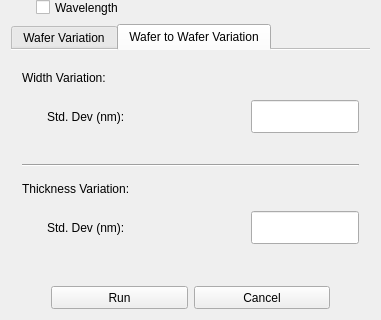
Qt form klayout_dot_config/python/SiEPIC/files/monte_carlo_gui.ui (SiEPIC/SiEPIC-Tools) before a commit; both pictures show x 0 to 381 and y 210 to 530 of the 381 by 530 pixel window.
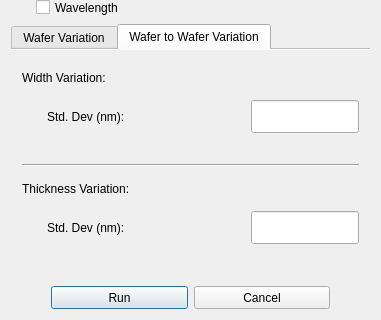
The same form after that commit.

Patch:
```diff
--- a/klayout_dot_config/python/SiEPIC/files/monte_carlo_gui.ui
+++ b/klayout_dot_config/python/SiEPIC/files/monte_carlo_gui.ui
@@ -1,7 +1,7 @@
 <?xml version="1.0" encoding="UTF-8"?>
 <ui version="4.0">
  <class>monte_carlo_gui</class>
- <widget class="QMainWindow" name="monte_carlo_gui">
+ <widget class="QDialog" name="monte_carlo_gui">
   <property name="geometry">
    <rect>
     <x>0</x>
@@ -25,7 +25,8 @@
   <property name="windowTitle">
    <string>Monte Carlo</string>
   </property>
-  <widget class="QWidget" name="centralWidget">
+  <layout class="QHBoxLayout" name="horizontalLayout_4">
+   <item>
    <layout class="QVBoxLayout" name="verticalLayout_4">
     <item>
      <layout class="QVBoxLayout" name="verticalLayout">
@@ -840,7 +841,8 @@
      </layout>
     </item>
    </layout>
-  </widget>
+   </item>
+  </layout>
  </widget>
  <layoutdefault spacing="6" margin="11"/>
  <resources/>
```
Lines whose indentation alone changed are shown as unchanged.
